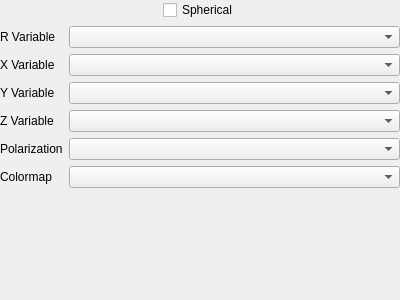
Before: the Qt Designer form pychamber/app/ui/three_d_plot_settings.ui in PyChamber/PyChamber, drawn with Qt 5.
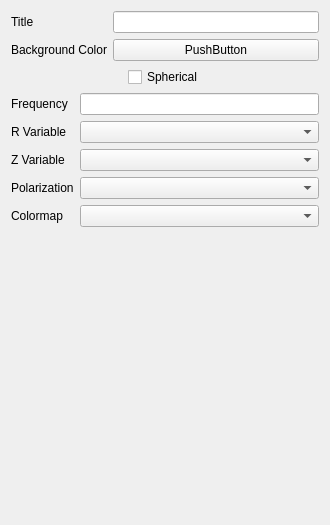
After: the same form once the commit is applied. Custom widgets are drawn as their Qt base class.

Commit message: Plots are a beast but looking good

The edit to the form file:
```diff
--- a/pychamber/app/ui/three_d_plot_settings.ui
+++ b/pychamber/app/ui/three_d_plot_settings.ui
@@ -6,26 +6,42 @@
    <rect>
     <x>0</x>
     <y>0</y>
-    <width>400</width>
-    <height>300</height>
+    <width>330</width>
+    <height>525</height>
    </rect>
   </property>
   <property name="windowTitle">
    <string>Form</string>
   </property>
-  <layout class="QVBoxLayout" name="verticalLayout" stretch="0,1">
-   <property name="leftMargin">
-    <number>0</number>
-   </property>
-   <property name="topMargin">
-    <number>0</number>
-   </property>
-   <property name="rightMargin">
-    <number>0</number>
-   </property>
-   <property name="bottomMargin">
-    <number>0</number>
-   </property>
+  <layout class="QVBoxLayout" name="verticalLayout">
+   <item>
+    <layout class="QFormLayout" name="formLayout_2">
+     <item row="0" column="0">
+      <widget class="QLabel" name="label">
+       <property name="text">
+        <string>Title</string>
+       </property>
+      </widget>
+     </item>
+     <item row="0" column="1">
+      <widget class="QLineEdit" name="title_le"/>
+     </item>
+     <item row="1" column="0">
+      <widget class="QLabel" name="label_4">
+       <property name="text">
+        <string>Background Color</string>
+       </property>
+      </widget>
+     </item>
+     <item row="1" column="1">
+      <widget class="ColorButton" name="bg_color_btn">
+       <property name="text">
+        <string>PushButton</string>
+       </property>
+      </widget>
+     </item>
+    </layout>
+   </item>
    <item>
     <layout class="QHBoxLayout" name="horizontalLayout">
      <item>
@@ -69,69 +85,87 @@
    <item>
     <layout class="QFormLayout" name="formLayout">
      <item row="0" column="0">
+      <widget class="QLabel" name="label_9">
+       <property name="text">
+        <string>Frequency</string>
+       </property>
+       <property name="alignment">
+        <set>Qt::AlignCenter</set>
+       </property>
+      </widget>
+     </item>
+     <item row="0" column="1">
+      <widget class="FrequencyLineEdit" name="freq_le"/>
+     </item>
+     <item row="1" column="0">
       <widget class="QLabel" name="r_var_label">
        <property name="text">
         <string>R Variable</string>
        </property>
       </widget>
      </item>
-     <item row="0" column="1">
+     <item row="1" column="1">
       <widget class="QComboBox" name="r_var_cb"/>
      </item>
-     <item row="1" column="0">
-      <widget class="QLabel" name="x_var_label">
-       <property name="text">
-        <string>X Variable</string>
-       </property>
-      </widget>
-     </item>
-     <item row="1" column="1">
-      <widget class="QComboBox" name="x_var_cb"/>
-     </item>
      <item row="2" column="0">
-      <widget class="QLabel" name="y_var_label">
-       <property name="text">
-        <string>Y Variable</string>
-       </property>
-      </widget>
-     </item>
-     <item row="2" column="1">
-      <widget class="QComboBox" name="y_var_cb"/>
-     </item>
-     <item row="3" column="0">
       <widget class="QLabel" name="z_var_label">
        <property name="text">
         <string>Z Variable</string>
        </property>
       </widget>
      </item>
-     <item row="3" column="1">
+     <item row="2" column="1">
       <widget class="QComboBox" name="z_var_cb"/>
      </item>
-     <item row="4" column="0">
+     <item row="3" column="0">
       <widget class="QLabel" name="pol_label">
        <property name="text">
         <string>Polarization</string>
        </property>
       </widget>
      </item>
-     <item row="4" column="1">
+     <item row="3" column="1">
       <widget class="QComboBox" name="pol_cb"/>
      </item>
-     <item row="5" column="0">
+     <item row="4" column="0">
       <widget class="QLabel" name="cmap_label">
        <property name="text">
         <string>Colormap</string>
        </property>
       </widget>
      </item>
-     <item row="5" column="1">
-      <widget class="QComboBox" name="contour_cmap_cb"/>
+     <item row="4" column="1">
+      <widget class="QComboBox" name="cmap_cb"/>
      </item>
     </layout>
    </item>
+   <item>
+    <spacer name="verticalSpacer">
+     <property name="orientation">
+      <enum>Qt::Vertical</enum>
+     </property>
+     <property name="sizeHint" stdset="0">
+      <size>
+       <width>20</width>
+       <height>40</height>
+      </size>
+     </property>
+    </spacer>
+   </item>
   </layout>
  </widget>
+ <customwidgets>
+  <customwidget>
+   <class>ColorButton</class>
+   <extends>QPushButton</extends>
+   <header>pyqtgraph</header>
+  </customwidget>
+  <customwidget>
+   <class>FrequencyLineEdit</class>
+   <extends>QLineEdit</extends>
+   <header>..widgets.frequency_lineedit</header>
+  </customwidget>
+ </customwidgets>
  <resources/>
  <connections/>
 </ui>
```
The commit also changes 32 other files.
